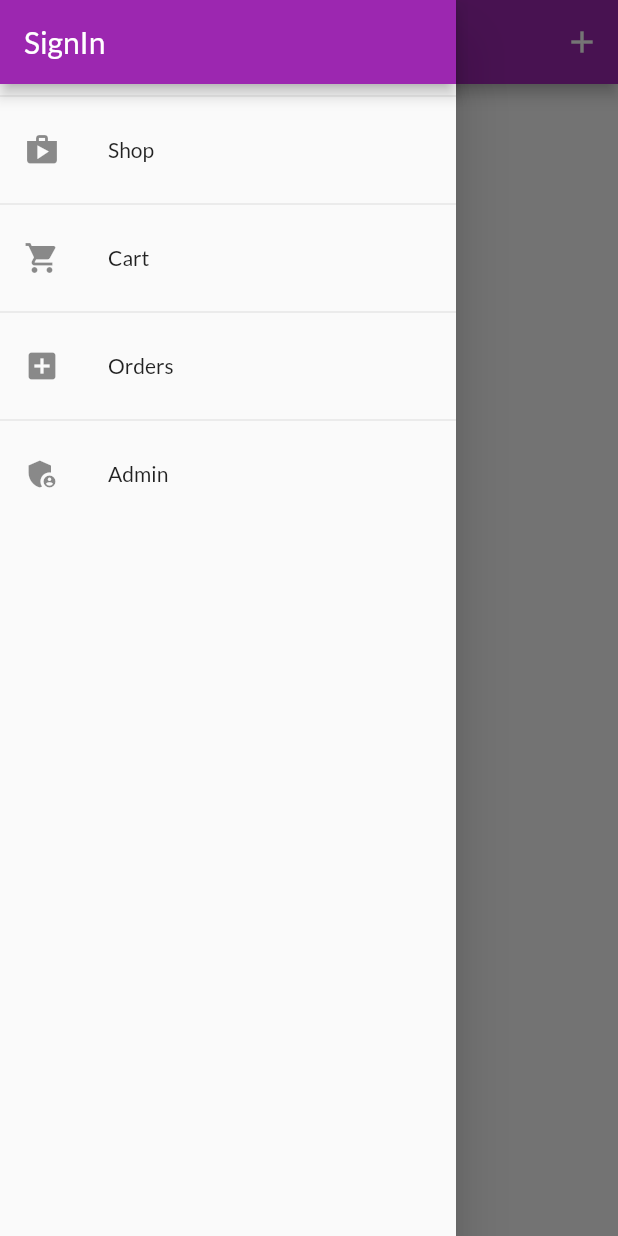
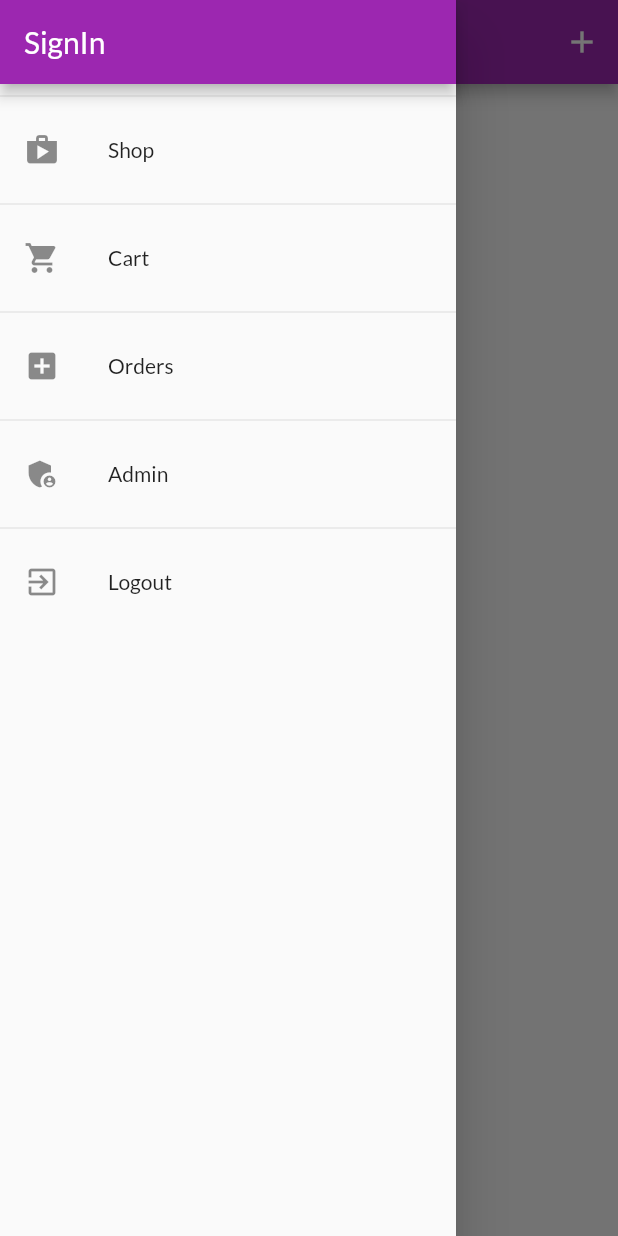
Before and after one commit to Vortex1806/ShoppingApp-flutter, a Flutter app: the UserProductsScreen screen opened by its route, with the side drawer open, on a phone screen of 412 x 824 dp. Run offline on Flutter 3.47's test engine with Material 2 defaults, Android fonts, the phone set to English and light mode, and no system bars; our stand-ins replace shared_preferences; accounts and stored records are empty; network calls fail.

```diff
--- a/lib/providers/orders.dart
+++ b/lib/providers/orders.dart
@@ -15,6 +15,10 @@ class OrderItem {
 }
 
 class Order with ChangeNotifier {
+  final String authToken;
+  final String userId;
+
+  Order(this.authToken, this.userId, this._orders);
   List<OrderItem> _orders = [];
 
   List<OrderItem> get orders {
@@ -23,7 +27,7 @@ class Order with ChangeNotifier {
 
   Future<void> setAndFetchOrders() async {
     final url = Uri.parse(
-        'https://myshop-64a2e-default-rtdb.asia-southeast1.firebasedatabase.app/orders.json');
+        'https://myshop-64a2e-default-rtdb.asia-southeast1.firebasedatabase.app/orders/$userId.json?auth=$authToken');
     final response = await http.get(url);
     final List<OrderItem> loadedOrders = [];
     final extractedData = json.decode(response.body) as Map<String, dynamic>;
@@ -49,7 +53,7 @@ class Order with ChangeNotifier {
 
   Future<void> addOrder(List<CartItem> cartproducts, double total) async {
     final url = Uri.parse(
-        'https://myshop-64a2e-default-rtdb.asia-southeast1.firebasedatabase.app/orders.json');
+        'https://myshop-64a2e-default-rtdb.asia-southeast1.firebasedatabase.app/orders/$userId.json?auth=$authToken');
     final timeStamp = DateTime.now();
     final response = await http.post(url,
         body: json.encode({
--- a/lib/screens/admin_products_screen.dart
+++ b/lib/screens/admin_products_screen.dart
@@ -1,4 +1,5 @@
 import 'package:flutter/material.dart';
+import 'package:flutter_complete_guide/providers/Product.dart';
 import 'package:provider/provider.dart';
 
 import '../providers/products_provider.dart';
@@ -10,12 +11,13 @@ class UserProductsScreen extends StatelessWidget {
   static const routeName = '/admin-page';
 
   Future<void> refreshProducts(BuildContext context) async {
-    await Provider.of<Products>(context, listen: false).fetchandSetProducts();
+    await Provider.of<Products>(context, listen: false)
+        .fetchandSetProducts(true);
   }
 
   @override
   Widget build(BuildContext context) {
-    final productData = Provider.of<Products>(context);
+    // final productData = Provider.of<Products>(context);
     return Scaffold(
       appBar: AppBar(
         title: const Text('Your Products'),
@@ -28,9 +30,15 @@ class UserProductsScreen extends StatelessWidget {
         ],
       ),
       drawer: AppDrawer(),
-      body: RefreshIndicator(
+      body: FutureBuilder(
+        future: refreshProducts(context),
+        builder: (context, snapshot) =>
+            snapshot.connectionState == ConnectionState.waiting
+                ? Center(child: CircularProgressIndicator())
+                : RefreshIndicator(
                     onRefresh: (() => refreshProducts(context)),
-        child: Padding(
+                    child: Consumer<Products>(
+                      builder: (context, productData, _) => Padding(
                         padding: EdgeInsets.all(8),
                         child: ListView.builder(
                             itemCount: productData.items.length,
@@ -48,6 +56,8 @@ class UserProductsScreen extends StatelessWidget {
                             }),
                       ),
                     ),
+                  ),
+      ),
     );
   }
 }
--- a/lib/widgets/app_drawer.dart
+++ b/lib/widgets/app_drawer.dart
@@ -1,7 +1,9 @@
 import 'package:flutter/material.dart';
+import 'package:flutter_complete_guide/providers/auth.dart';
 import 'package:flutter_complete_guide/screens/admin_products_screen.dart';
 import 'package:flutter_complete_guide/screens/cart_screen.dart';
 import 'package:flutter_complete_guide/screens/orders_screen.dart';
+import 'package:provider/provider.dart';
 
 class AppDrawer extends StatelessWidget {
   const AppDrawer({Key key}) : super(key: key);
@@ -48,6 +50,17 @@ class AppDrawer extends StatelessWidget {
                 Navigator.of(context)
                     .pushReplacementNamed(UserProductsScreen.routeName);
               }),
+          Divider(),
+          ListTile(
+              leading: Icon(Icons.exit_to_app),
+              title: Text('Logout'),
+              onTap: () {
+                // Navigator.of(context)
+                //     .pushReplacementNamed(UserProductsScreen.routeName);
+                Navigator.of(context).pop();
+                Navigator.of(context).pushReplacementNamed('/');
+                Provider.of<Auth>(context, listen: false).logout();
+              }),
         ],
       ),
     );
--- a/lib/widgets/product_item.dart
+++ b/lib/widgets/product_item.dart
@@ -1,4 +1,5 @@
 import 'package:flutter/material.dart';
+import '../providers/auth.dart';
 import '../screens/product_detail_screen.dart';
 import 'package:provider/provider.dart';
 
@@ -16,6 +17,7 @@ class ProductItem extends StatelessWidget {
   Widget build(BuildContext context) {
     final product = Provider.of<Product>(context, listen: false);
     final cart = Provider.of<Cart>(context, listen: false);
+    final auth = Provider.of<Auth>(context, listen: false);
     //using consumer instead of provider of wrap widget in consumer
     // only wrap one button which needs the data
     return ClipRRect(
@@ -44,7 +46,7 @@ class ProductItem extends StatelessWidget {
                     ? Icons.favorite
                     : Icons.favorite_border),
                 onPressed: () {
-                  product.toggleFavorite();
+                  product.toggleFavorite(auth.token, auth.userId);
                 },
               ),
               //give any child item here which does not change
--- a/pubspec.yaml
+++ b/pubspec.yaml
@@ -26,6 +26,7 @@ dependencies:
   provider: ^6.0.3
   intl: ^0.15.8
   http: ^0.13.4
+  shared_preferences: ^2.0.15
 
 
   # The following adds the Cupertino Icons font to your application.
```
Also changed, not shown: lib/main.dart (+18 -3 lines), lib/providers/Product.dart (+5 -4 lines), lib/providers/auth.dart (+56 -0 lines), lib/providers/products_provider.dart (+22 -9 lines), lib/screens/splash_screen.dart (added, +12 -0 lines), pubspec.lock, 10 other files. Lines whose indentation alone changed are shown as unchanged.
